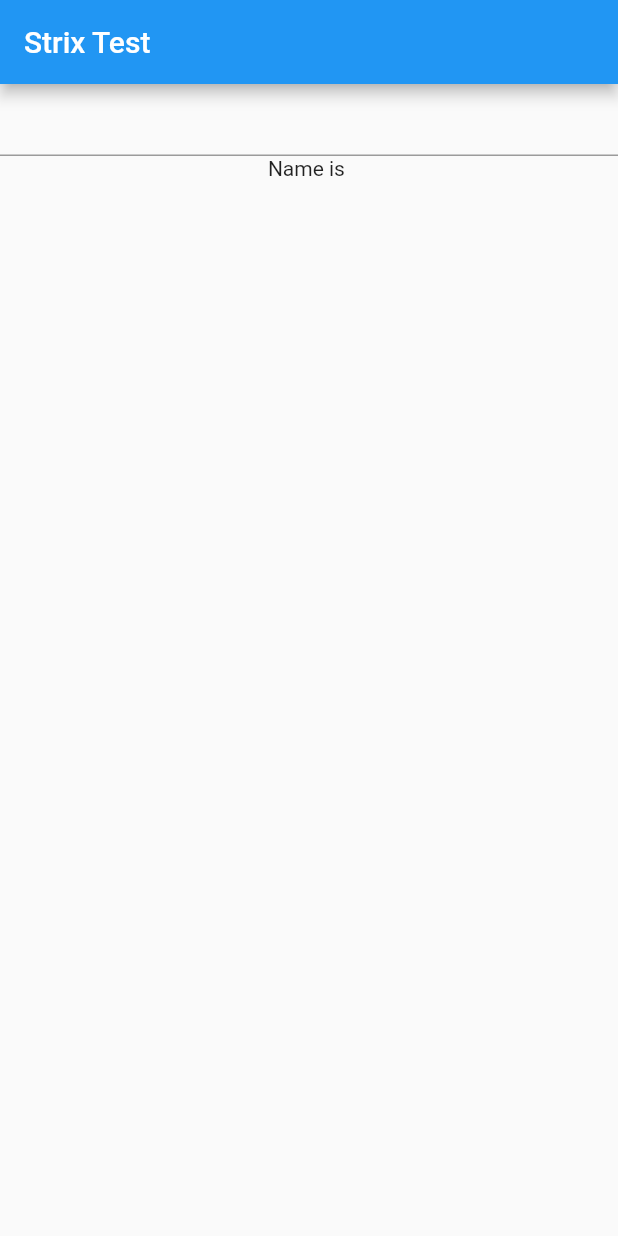
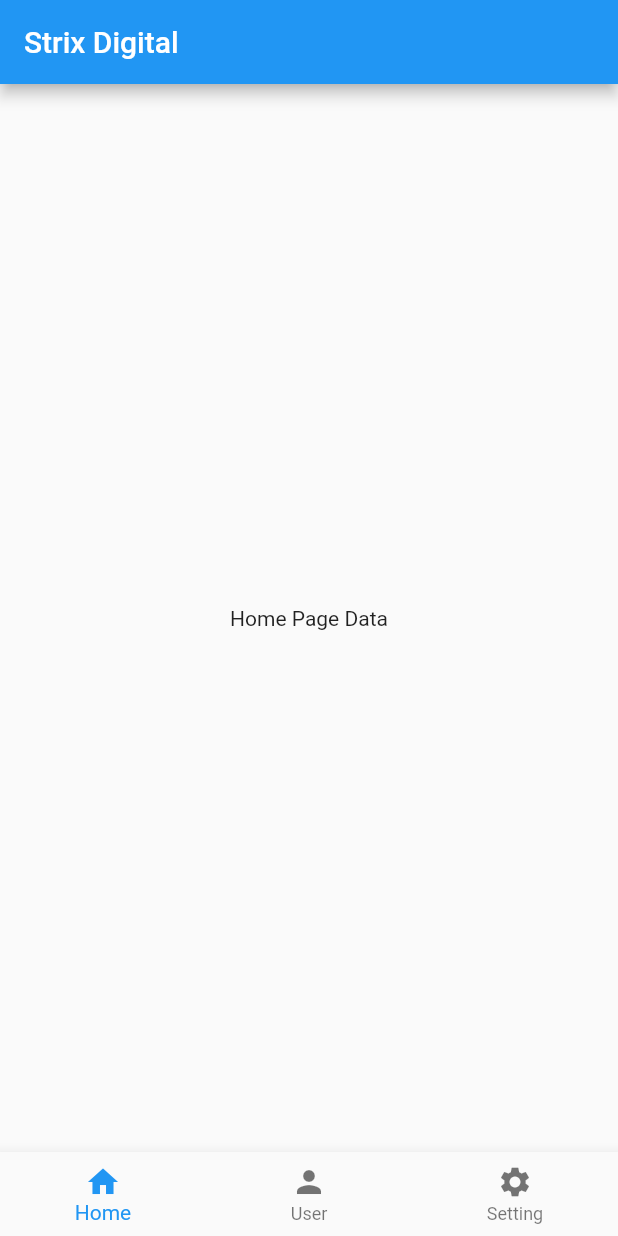
Before and after one commit to digitalstrix/test, a Flutter app: the screen it shows after launch, on a phone screen of 412 x 824 dp. Run offline on Flutter 3.47's test engine with Material 2 defaults, Android fonts, the phone set to English and light mode, and no system bars.

Commit message:
Bottom Navigation

```diff
--- /dev/null
+++ b/lib/app_screen/pages.dart
@@ -0,0 +1,34 @@
+import 'package:flutter/material.dart';
+
+class HomePage extends StatelessWidget {
+  const HomePage({super.key});
+
+  @override
+  Widget build(BuildContext context) {
+    return Scaffold(
+      body: Center(child: Text('Home Page Data')),
+    );
+  }
+}
+
+class UserPage extends StatelessWidget {
+  const UserPage({super.key});
+
+  @override
+  Widget build(BuildContext context) {
+    return Scaffold(
+      body: Center(child: Text('User Page Data')),
+    );
+  }
+}
+
+class SettingPage extends StatelessWidget {
+  const SettingPage({super.key});
+
+  @override
+  Widget build(BuildContext context) {
+    return Scaffold(
+      body: Center(child: Text('Setting Page Data')),
+    );
+  }
+}
--- a/lib/main.dart
+++ b/lib/main.dart
@@ -1,3 +1,5 @@
+import 'package:app/app_screen/form.dart';
+import 'package:app/app_screen/pages.dart';
 import 'package:app/app_screen/table_screen.dart';
 import 'package:flutter/material.dart';
 
@@ -11,41 +13,37 @@ class HomeScreen extends StatelessWidget {
     return MaterialApp(
       debugShowCheckedModeBanner: false,
       title: "Strix Test",
-      home: SimpleForm(),
+      home: BottomMenu(),
     );
   }
 }
 
-class SimpleForm extends StatefulWidget {
+class BottomMenu extends StatefulWidget {
+  const BottomMenu({super.key});
   @override
-  State<StatefulWidget> createState() {
-    return _SimpleFormState();
-  }
+  State<BottomMenu> createState() => _BottomMenuState();
 }
 
-class _SimpleFormState extends State<SimpleForm> {
-  String name = "";
+class _BottomMenuState extends State<BottomMenu> {
+  int _selectedItem = 0;
+  var _pagesdata = [HomePage(), UserPage(), SettingPage()];
   @override
   Widget build(BuildContext context) {
-    // TODO: implement build
     return Scaffold(
-      appBar: AppBar(title: Text("Strix Test")),
-      body: Container(
-        child: Column(
-          children: <Widget>[
-            TextField(
-              onSubmitted: (String username) {
-                setState(() {
-                  name = username;
-                });
-              },
-            ),
-            Text(
-              "Name is $name",
-              textDirection: TextDirection.ltr,
-            )
-          ],
-        ),
+      appBar: AppBar(title: Text('Strix Digital')),
+      body: Center(child: _pagesdata[_selectedItem]),
+      bottomNavigationBar: BottomNavigationBar(
+        items: <BottomNavigationBarItem>[
+          BottomNavigationBarItem(icon: Icon(Icons.home), label: "Home"),
+          BottomNavigationBarItem(icon: Icon(Icons.person), label: "User"),
+          BottomNavigationBarItem(icon: Icon(Icons.settings), label: "Setting"),
+        ],
+        currentIndex: _selectedItem,
+        onTap: (setValue) {
+          setState(() {
+            _selectedItem = setValue;
+          });
+        },
       ),
     );
   }
```
Also changed, not shown: lib/app_screen/form.dart (added, +36 -0 lines).
